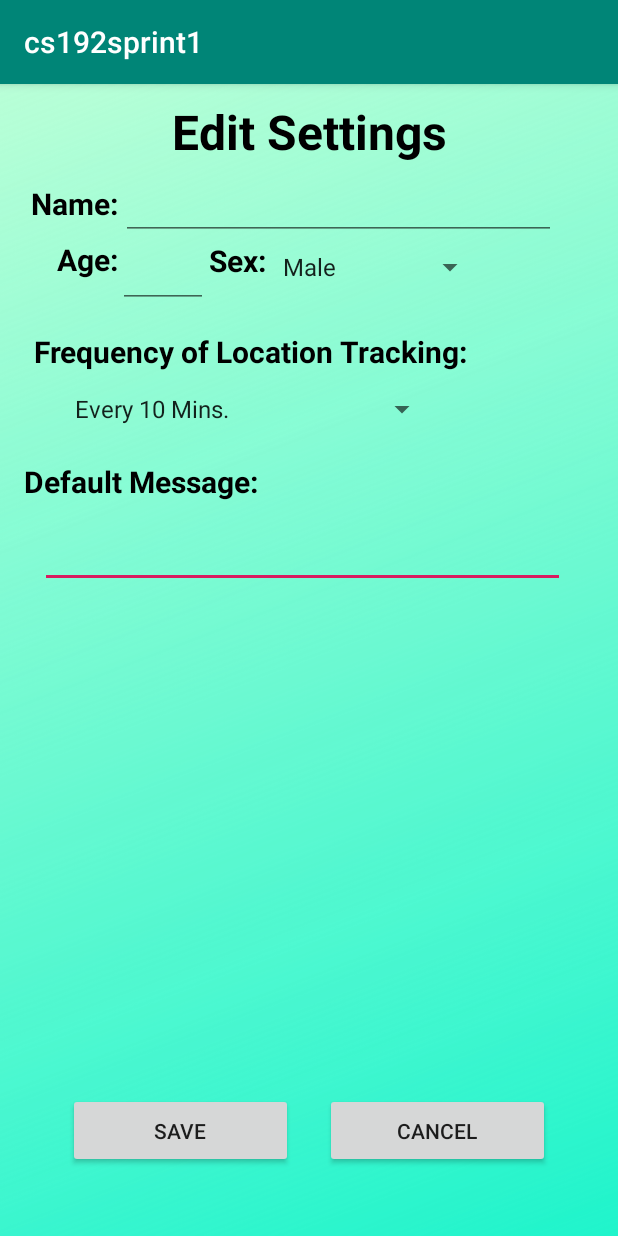
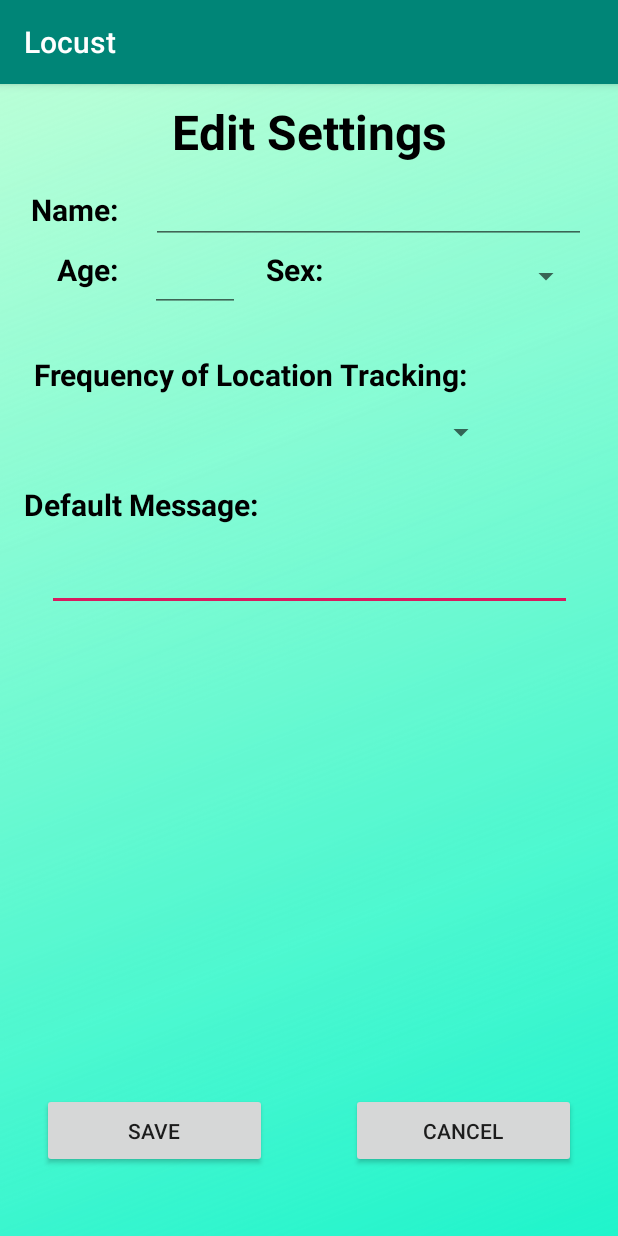
Before and after one commit to manologhernandez/LOCUST, an Android app: the EditSettingsActivity screen opened directly, with no data from a screen before it, on a phone screen of 412 x 824 dp. Run offline under Robolectric (Android 15) with nearby library versions, the phone set to English and light mode, and no system bars.

Commit message:
Added settings support

```diff
--- a/app/build.gradle
+++ b/app/build.gradle
@@ -27,4 +27,8 @@
     androidTestImplementation 'androidx.test.ext:junit:1.1.0'
     androidTestImplementation 'androidx.test.espresso:espresso-core:3.1.1'
     implementation 'androidx.recyclerview:recyclerview:1.1.0'
+    implementation 'com.googlecode.json-simple:json-simple:1.1.1'
 }
+configurations {
+    compile.exclude group: "junit", module: "junit"
+}
--- a/app/src/main/java/com/example/cs192sprint1/EditSettingsActivity.java
+++ b/app/src/main/java/com/example/cs192sprint1/EditSettingsActivity.java
@@ -1,13 +1,32 @@
+/*
+“This is a course requirement for CS 192 Software Engineering II
+under the supervision of Asst. Prof. Ma. Rowena C. Solamo
+of the Department of Computer Science, College of Engineering,
+University of the Philippines, Diliman for the AY 2019-2020”.
+
+Author: Ricardo Puato III and Manolo Hernandez
+
+Code History
+     2/4/20 - File Created by Ricardo Puato.
+             - Added functionality for UI
+     2/5/20 - Manolo added functionality for buttons, and saving input.
+*/
 package com.example.cs192sprint1;
 
+import android.content.Intent;
 import android.os.Bundle;
+import android.util.Log;
 import android.view.View;
 import android.widget.AdapterView;
 import android.widget.ArrayAdapter;
+import android.widget.Button;
+import android.widget.EditText;
 import android.widget.Spinner;
 import android.widget.Toast;
 
 import androidx.appcompat.app.AppCompatActivity;
+
+import org.json.JSONException;
 
 public class EditSettingsActivity extends AppCompatActivity implements AdapterView.OnItemSelectedListener {
 
@@ -16,23 +35,79 @@
           super.onCreate(savedInstanceState);
           setContentView(R.layout.activity_edit_settings);
 
-        Spinner sexArray = findViewById(R.id.editSettingsInputSex);
+          final Spinner sexArray = findViewById(R.id.editSettingsInputSex);
           ArrayAdapter<CharSequence> adapter = ArrayAdapter.createFromResource(this, R.array.sex, android.R.layout.simple_spinner_item);
           adapter.setDropDownViewResource(android.R.layout.simple_spinner_dropdown_item);
           sexArray.setAdapter(adapter);
           sexArray.setOnItemSelectedListener(this);
 
-        Spinner freqArray = findViewById(R.id.editSettingsInputFreq);
+          final Spinner freqArray = findViewById(R.id.editSettingsInputFreq);
           ArrayAdapter<CharSequence> adapter2 = ArrayAdapter.createFromResource(this, R.array.freq, android.R.layout.simple_spinner_item);
           adapter2.setDropDownViewResource(android.R.layout.simple_spinner_dropdown_item);
           freqArray.setAdapter(adapter2);
           freqArray.setOnItemSelectedListener(this);
+
+          final EditText name = findViewById(R.id.editSettingsInputName);
+          final EditText age = findViewById(R.id.editSettingsInputAge);
+          final EditText defaultMsg = findViewById(R.id.editTextInputDefMes);
+
+          Button cancelBtn = findViewById(R.id.editSettingsCancel);
+          cancelBtn.setOnClickListener(new View.OnClickListener() {
+               /*
+               Method Name: onClick
+               Creation date: 1/21/20
+               Purpose: Starts an Intent to go back to the main menu
+               Calling Arguments:
+               Required Files: n/a
+               Return Value: n/a
+                */
+               @Override
+               public void onClick(View v) {
+//                    Intent goBackToMain = new Intent(getApplicationContext(), MainMenuActivity.class);
+//                    startActivity(goBackToMain);
+                    Settings s = new Settings(getApplicationContext());
+                    s.readSettings();
+               }
+          });
+
+          Button saveBtn = findViewById(R.id.editSettingsSave);
+          saveBtn.setOnClickListener(new View.OnClickListener() {
+               @Override
+               public void onClick(View v) {
+                    String userName = name.getText().toString();
+                    String inputAge = age.getText().toString();
+                    String userDefaultMsg = defaultMsg.getText().toString();
+                    String userSex = sexArray.getSelectedItem().toString();
+                    String userFreq = freqArray.getSelectedItem().toString();
+
+                    if(userName.equals("") || inputAge.equals("") || userDefaultMsg.equals("") || userSex.equals("") || userFreq.equals("")){
+                         Toast.makeText(getApplicationContext(), "Missing input fields", Toast.LENGTH_SHORT).show();
+                    }else{
+                         int userAge = Integer.parseInt(inputAge);
+                         Settings s = new Settings(getApplicationContext());
+                         try {
+                              s.saveSettings(userName, userAge, userSex, userFreq, userDefaultMsg);
+                         } catch (JSONException e) {
+                              e.printStackTrace();
+                         }
+
+                         Intent goBackToMain = new Intent(getApplicationContext(), MainMenuActivity.class);
+                         startActivity(goBackToMain);
+                    }
+
+               }
+          });
      }
 
      @Override
      public void onItemSelected(AdapterView<?> parent, View view, int position, long id) {
-        String text = parent.getItemAtPosition(position).toString();
-        Toast.makeText(parent.getContext(), text, Toast.LENGTH_SHORT).show();
+//          String text = parent.getItemAtPosition(position).toString();
+//          if(text.equals("")){
+//               //nothing selected
+//          }else{
+//               //Toast.makeText(parent.getContext(), text, Toast.LENGTH_SHORT).show();
+//          }
+
      }
 
      @Override
--- a/app/src/main/res/layout/activity_edit_settings.xml
+++ b/app/src/main/res/layout/activity_edit_settings.xml
@@ -11,7 +11,7 @@
         android:id="@+id/editSettingsAge"
         android:layout_width="wrap_content"
         android:layout_height="wrap_content"
-        android:layout_marginTop="10dp"
+        android:layout_marginTop="110dp"
         android:text="Age:"
         android:textAlignment="center"
         android:textColor="#000000"
@@ -20,13 +20,13 @@
         app:layout_constraintEnd_toEndOf="parent"
         app:layout_constraintHorizontal_bias="0.102"
         app:layout_constraintStart_toStartOf="parent"
-        app:layout_constraintTop_toBottomOf="@+id/editSettingsName" />
+        app:layout_constraintTop_toTopOf="parent" />
 
     <TextView
         android:id="@+id/editSettingsFreq"
         android:layout_width="wrap_content"
         android:layout_height="wrap_content"
-        android:layout_marginTop="15dp"
+        android:layout_marginTop="180dp"
         android:text="Frequency of Location Tracking:"
         android:textAlignment="center"
         android:textColor="#000000"
@@ -35,7 +35,7 @@
         app:layout_constraintEnd_toEndOf="parent"
         app:layout_constraintHorizontal_bias="0.182"
         app:layout_constraintStart_toStartOf="parent"
-        app:layout_constraintTop_toBottomOf="@+id/editSettingsInputAge" />
+        app:layout_constraintTop_toTopOf="parent" />
 
     <TextView
         android:id="@+id/editSettingsDefMes"
@@ -61,7 +61,6 @@
         android:gravity="start|top"
         android:inputType="textMultiLine"
         app:layout_constraintEnd_toEndOf="parent"
-        app:layout_constraintHorizontal_bias="0.426"
         app:layout_constraintStart_toStartOf="parent"
         app:layout_constraintTop_toBottomOf="@+id/editSettingsDefMes" />
 
@@ -83,7 +82,7 @@
         android:id="@+id/editSettingsName"
         android:layout_width="wrap_content"
         android:layout_height="wrap_content"
-        android:layout_marginTop="66dp"
+        android:layout_marginTop="70dp"
         android:text="Name:"
         android:textAlignment="center"
         android:textColor="#000000"
@@ -98,21 +97,28 @@
         android:id="@+id/editSettingsInputName"
         android:layout_width="290dp"
         android:layout_height="37dp"
-        android:layout_marginTop="13dp"
+        android:layout_marginStart="50dp"
+        android:layout_marginLeft="50dp"
+        android:layout_marginTop="16dp"
+        android:layout_marginEnd="50dp"
+        android:layout_marginRight="50dp"
         android:ems="10"
         android:inputType="textPersonName"
         android:textSize="16sp"
         app:layout_constraintEnd_toEndOf="parent"
-        app:layout_constraintHorizontal_bias="0.661"
-        app:layout_constraintStart_toStartOf="parent"
+        app:layout_constraintStart_toEndOf="@+id/editSettingsName"
         app:layout_constraintTop_toBottomOf="@+id/editSettingsTitle" />
 
     <EditText
         android:id="@+id/editSettingsInputAge"
         android:layout_width="60dp"
         android:layout_height="45dp"
+        android:layout_marginStart="8dp"
+        android:layout_marginLeft="8dp"
         android:ems="10"
         android:inputType="number"
+        app:layout_constraintEnd_toStartOf="@+id/editSettingsSex"
+        app:layout_constraintHorizontal_bias="0.433"
         app:layout_constraintStart_toEndOf="@+id/editSettingsAge"
         app:layout_constraintTop_toBottomOf="@+id/editSettingsInputName" />
 
@@ -120,55 +126,70 @@
         android:id="@+id/editSettingsSex"
         android:layout_width="wrap_content"
         android:layout_height="wrap_content"
+        android:layout_marginTop="110dp"
         android:text="Sex:"
         android:textAlignment="center"
         android:textColor="#000000"
         android:textSize="20sp"
         android:textStyle="bold"
         app:layout_constraintEnd_toEndOf="parent"
-        app:layout_constraintHorizontal_bias="0.373"
+        app:layout_constraintHorizontal_bias="0.475"
         app:layout_constraintStart_toStartOf="parent"
-        app:layout_constraintTop_toBottomOf="@+id/editSettingsInputName" />
+        app:layout_constraintTop_toTopOf="parent" />
 
     <Spinner
         android:id="@+id/editSettingsInputSex"
         android:layout_width="143dp"
         android:layout_height="36dp"
-        android:layout_marginEnd="88dp"
-        android:layout_marginRight="88dp"
+        android:layout_marginStart="29dp"
+        android:layout_marginLeft="29dp"
+        android:layout_marginTop="110dp"
+        android:layout_marginEnd="24dp"
+        android:layout_marginRight="24dp"
         app:layout_constraintEnd_toEndOf="parent"
-        app:layout_constraintTop_toBottomOf="@+id/editSettingsInputName" />
+        app:layout_constraintStart_toEndOf="@+id/editSettingsSex"
+        app:layout_constraintTop_toTopOf="parent" />
 
     <Spinner
         android:id="@+id/editSettingsInputFreq"
         android:layout_width="250dp"
         android:layout_height="29dp"
+        android:layout_marginStart="120dp"
+        android:layout_marginLeft="120dp"
         android:layout_marginTop="10dp"
         android:layout_marginEnd="120dp"
         android:layout_marginRight="120dp"
         app:layout_constraintEnd_toEndOf="parent"
+        app:layout_constraintStart_toStartOf="parent"
         app:layout_constraintTop_toBottomOf="@+id/editSettingsFreq" />
 
     <Button
         android:id="@+id/editSettingsSave"
         android:layout_width="150dp"
         android:layout_height="50dp"
-        android:layout_marginStart="45dp"
-        android:layout_marginLeft="45dp"
         android:layout_marginBottom="45dp"
         android:text="SAVE"
         app:layout_constraintBottom_toBottomOf="parent"
+        app:layout_constraintEnd_toStartOf="@+id/space"
         app:layout_constraintStart_toStartOf="parent" />
 
     <Button
         android:id="@+id/editSettingsCancel"
         android:layout_width="150dp"
         android:layout_height="50dp"
-        android:layout_marginEnd="45dp"
-        android:layout_marginRight="45dp"
         android:layout_marginBottom="45dp"
         android:text="@android:string/cancel"
         app:layout_constraintBottom_toBottomOf="parent"
-        app:layout_constraintEnd_toEndOf="parent" />
+        app:layout_constraintEnd_toEndOf="parent"
+        app:layout_constraintStart_toEndOf="@+id/space" />
+
+    <Space
+        android:id="@+id/space"
+        android:layout_width="wrap_content"
+        android:layout_height="wrap_content"
+        android:layout_marginBottom="45dp"
+        app:layout_constraintBottom_toBottomOf="parent"
+        app:layout_constraintEnd_toEndOf="parent"
+        app:layout_constraintStart_toStartOf="parent" />
 
 </androidx.constraintlayout.widget.ConstraintLayout>
--- a/app/src/main/res/values/strings.xml
+++ b/app/src/main/res/values/strings.xml
@@ -1,11 +1,13 @@
 <resources>
-    <string name="app_name">cs192sprint1</string>
+    <string name="app_name">Locust</string>
     <string name="receiver_key">receiverlist123</string>
     <string-array name="sex">
+        <item></item>
         <item>Male</item>
         <item>Female</item>
     </string-array>
     <string-array name="freq">
+        <item></item>
         <item>Every 10 Mins.</item>
         <item>Every 15 Mins.</item>
         <item>Every 30 Mins.</item>
```
Also changed, not shown: app/src/main/java/com/example/cs192sprint1/Settings.java (added, +96 -0 lines), 1 other file. Lines whose indentation alone changed are shown as unchanged.
